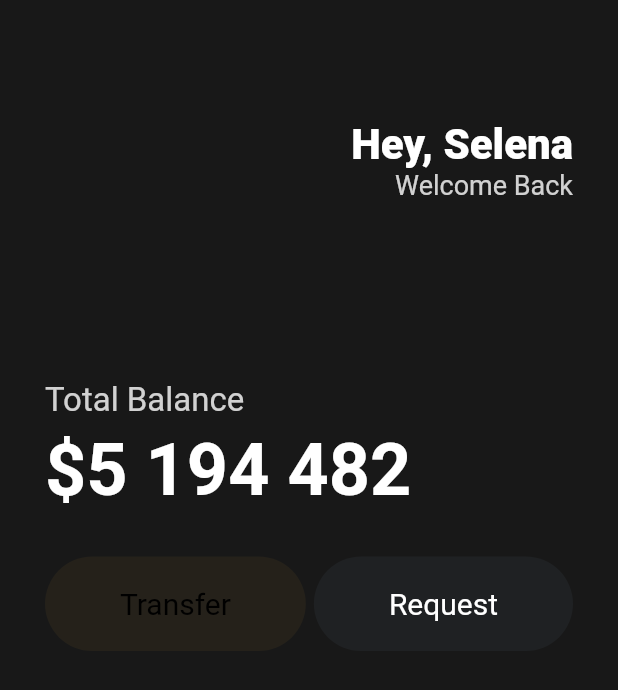
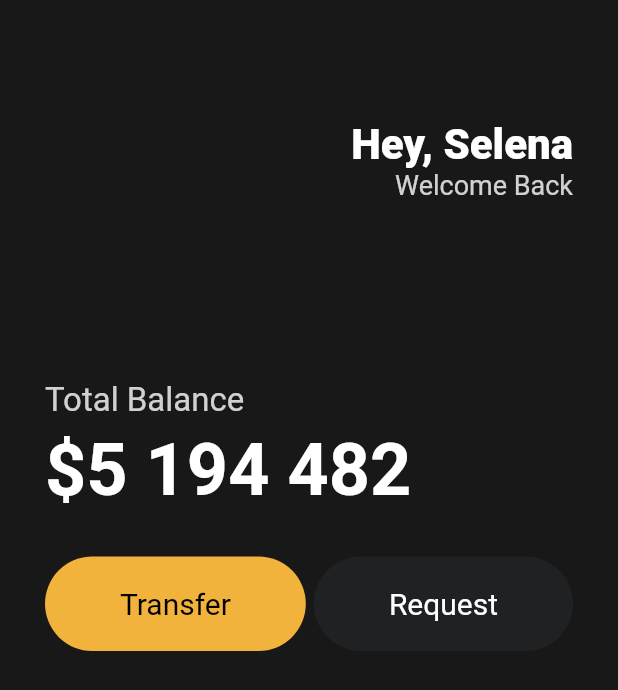
Before and after one commit to July249/flutter-tutorial, a Flutter app: the screen it shows after launch, on a phone screen of 412 x 824 dp. Shown: the top 690 px of the screen. Run offline on Flutter 3.47's test engine with Material 2 defaults, Android fonts, the phone set to English and light mode, and no system bars.

Commit message:
Reusable Widgets - Button

```diff
--- a/ui_challenge/lib/main.dart
+++ b/ui_challenge/lib/main.dart
@@ -77,12 +77,12 @@ class App extends StatelessWidget {
                   children: const [
                     Button(
                       text: 'Transfer',
-                      bgColor: Color(0x0ff1b33b),
+                      bgColor: Color(0xFFF1B33B),
                       textColor: Colors.black,
                     ),
                     Button(
                       text: 'Request',
-                      bgColor: Color(0xff1f2123),
+                      bgColor: Color(0xFF1F2123),
                       textColor: Colors.white,
                     )
                   ],
```
